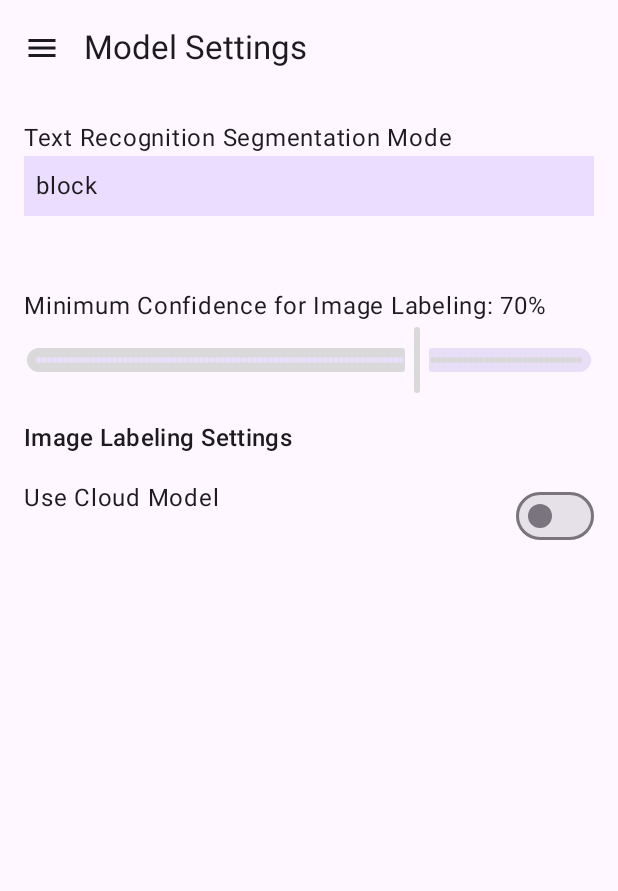
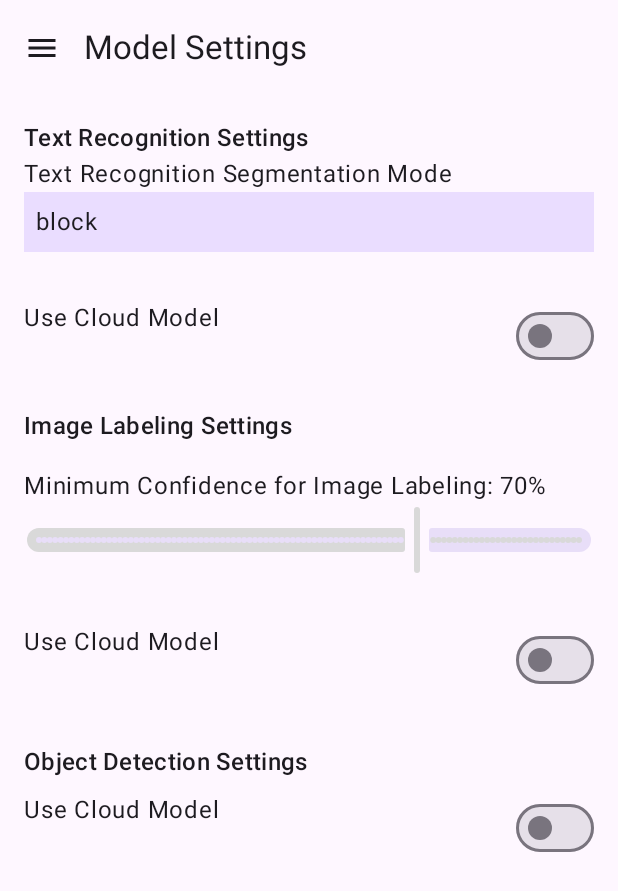
Before and after one commit to trongquochuydinh/Bakalarka, an Android app built with Jetpack Compose: the ModelSettingsScreen screen opened through its navigation route, on a phone screen of 412 x 824 dp. Shown: the top 891 px of the screen. Run offline under Robolectric (Android 15) with nearby library versions, the phone set to English and light mode, and no system bars; libraries missing offline, so code that uses them is left out: androidx.camera.core, androidx.camera.lifecycle, androidx.camera.view, com.google.mlkit.vision; 2 statements that could not run were skipped.

Commit message:
Updated cloud based model logic

```diff
--- /dev/null
+++ b/testing/app/src/main/java/com/example/testing/ml/configs/ObjectDetectionConfig.kt
@@ -0,0 +1,6 @@
+package com.example.testing.ml.configs
+
+object ObjectDetectionConfig {
+    var useCloudModel: Boolean = false
+    var minConfidencePercentage: Int = 70
+}
--- a/testing/app/src/main/java/com/example/testing/ml/configs/TextRecognitionConfig.kt
+++ b/testing/app/src/main/java/com/example/testing/ml/configs/TextRecognitionConfig.kt
@@ -2,6 +2,7 @@
 package com.example.testing.ml.configs
 
 object TextRecognitionConfig {
+    var useCloudModel: Boolean = false
     // Allowed values: "block", "line", "word", "symbol"
     var segmentationMode: String = "block"
     // For symbol segmentation: if non-null, only that symbol will be highlighted.
--- a/testing/app/src/main/java/com/example/testing/ui/settings/ModelSettingsScreen.kt
+++ b/testing/app/src/main/java/com/example/testing/ui/settings/ModelSettingsScreen.kt
@@ -10,6 +10,7 @@ import androidx.compose.ui.Modifier
 import androidx.compose.ui.unit.dp
 import com.example.testing.ml.configs.TextRecognitionConfig
 import com.example.testing.ml.configs.ImageLabelingConfig
+import com.example.testing.ml.configs.ObjectDetectionConfig
 import com.example.testing.ui.components.TopBarWithMenu
 
 @Composable
@@ -18,7 +19,9 @@ fun ModelSettingsScreen(navController: androidx.navigation.NavController) {
     var mode by remember { mutableStateOf(TextRecognitionConfig.segmentationMode) }
     var highlightWord by remember { mutableStateOf(TextRecognitionConfig.highlightWord ?: "") }
     var highlightSymbol by remember { mutableStateOf(TextRecognitionConfig.highlightSymbol?.toString() ?: "") }
-    var useCloudModel by remember { mutableStateOf(ImageLabelingConfig.useCloudModel) }
+    var useCloudModelImageLabeling by remember { mutableStateOf(ImageLabelingConfig.useCloudModel) }
+    var useCloudModelObjectDetection by remember { mutableStateOf(ObjectDetectionConfig.useCloudModel) }
+    var useCloudModelTextRecognition by remember { mutableStateOf(TextRecognitionConfig.useCloudModel) }
 
     Scaffold(
         topBar = { TopBarWithMenu(navController, title = "Model Settings") },
@@ -29,6 +32,7 @@ fun ModelSettingsScreen(navController: androidx.navigation.NavController) {
                 .padding(paddingValues)
                 .padding(16.dp)
         ) {
+            Text("Text Recognition Settings", style = MaterialTheme.typography.titleMedium)
             Text(text = "Text Recognition Segmentation Mode")
             // Dropdown to select segmentation mode.
             var expanded by remember { mutableStateOf(false) }
@@ -79,10 +83,28 @@ fun ModelSettingsScreen(navController: androidx.navigation.NavController) {
                 )
                 Spacer(modifier = Modifier.height(16.dp))
             }
+
+            Spacer(modifier = Modifier.height(8.dp))
+            Row(
+                modifier = Modifier
+                    .fillMaxWidth()
+                    .padding(vertical = 8.dp),
+                horizontalArrangement = Arrangement.SpaceBetween
+            ) {
+                Text("Use Cloud Model")
+                Switch(
+                    checked = useCloudModelTextRecognition,
+                    onCheckedChange = {
+                        useCloudModelTextRecognition = it
+                        TextRecognitionConfig.useCloudModel = it
+                    }
+                )
+            }
+
             // New Slider for Minimum Confidence Threshold
             Spacer(modifier = Modifier.height(16.dp))
             var sliderValue by remember { mutableFloatStateOf(ImageLabelingConfig.minConfidencePercentage.toFloat()) }
-
+            Text("Image Labeling Settings", style = MaterialTheme.typography.titleMedium)
             Spacer(modifier = Modifier.height(16.dp))
             Text(text = "Minimum Confidence for Image Labeling: ${sliderValue.toInt()}%")
             Slider(
@@ -97,7 +119,7 @@ fun ModelSettingsScreen(navController: androidx.navigation.NavController) {
             )
 
             Spacer(modifier = Modifier.height(16.dp))
-            Text("Image Labeling Settings", style = MaterialTheme.typography.titleMedium)
+
             Spacer(modifier = Modifier.height(8.dp))
             Row(
                 modifier = Modifier
@@ -107,14 +129,33 @@ fun ModelSettingsScreen(navController: androidx.navigation.NavController) {
             ) {
                 Text("Use Cloud Model")
                 Switch(
-                    checked = useCloudModel,
+                    checked = useCloudModelImageLabeling,
                     onCheckedChange = {
-                        useCloudModel = it
+                        useCloudModelImageLabeling = it
                         ImageLabelingConfig.useCloudModel = it
                     }
                 )
             }
 
+            Spacer(modifier = Modifier.height(16.dp))
+
+            Spacer(modifier = Modifier.height(8.dp))
+            Text("Object Detection Settings", style = MaterialTheme.typography.titleMedium)
+            Row(
+                modifier = Modifier
+                    .fillMaxWidth()
+                    .padding(vertical = 8.dp),
+                horizontalArrangement = Arrangement.SpaceBetween
+            ) {
+                Text("Use Cloud Model")
+                Switch(
+                    checked = useCloudModelObjectDetection,
+                    onCheckedChange = {
+                        useCloudModelObjectDetection = it
+                        ObjectDetectionConfig.useCloudModel = it
+                    }
+                )
+            }
         }
     }
 }
```
Also changed, not shown: testing/app/src/main/java/com/example/testing/ml/processors/ImageLabelingProcessor.kt (+23 -63 lines), testing/app/src/main/java/com/example/testing/ml/processors/ObjectDetectionProcessor.kt (+73 -9 lines), testing/app/src/main/java/com/example/testing/ml/processors/TextRecognitionProcessor.kt (+66 -7 lines), testing/app/src/main/java/com/example/testing/ml/utils/CloudVisionUtils.kt (added, +156 -0 lines).
